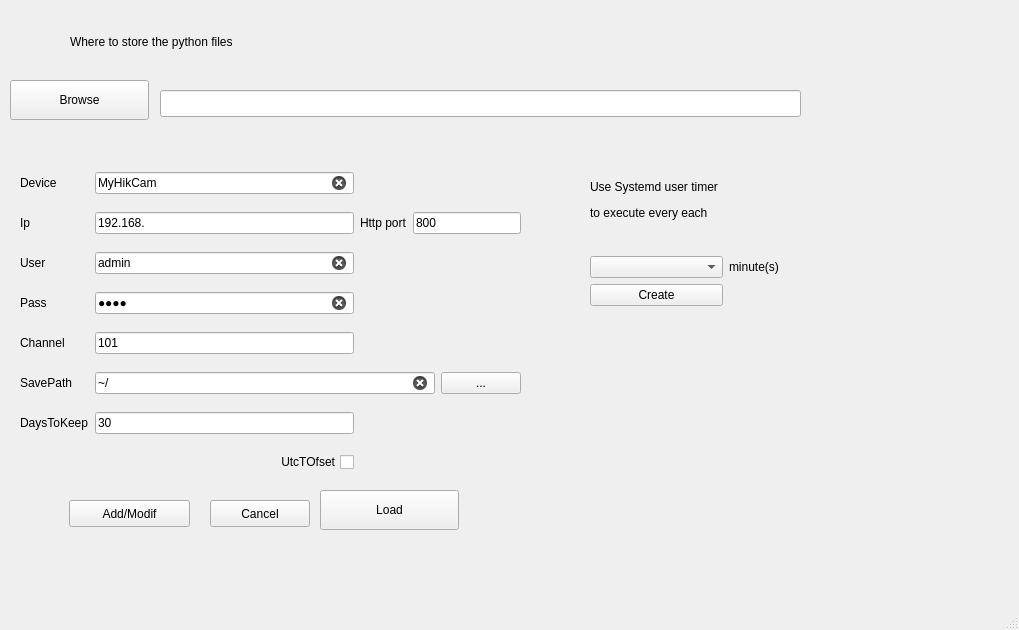
surfzoid/HNEWizard, file wizard.ui: the form before one commit.
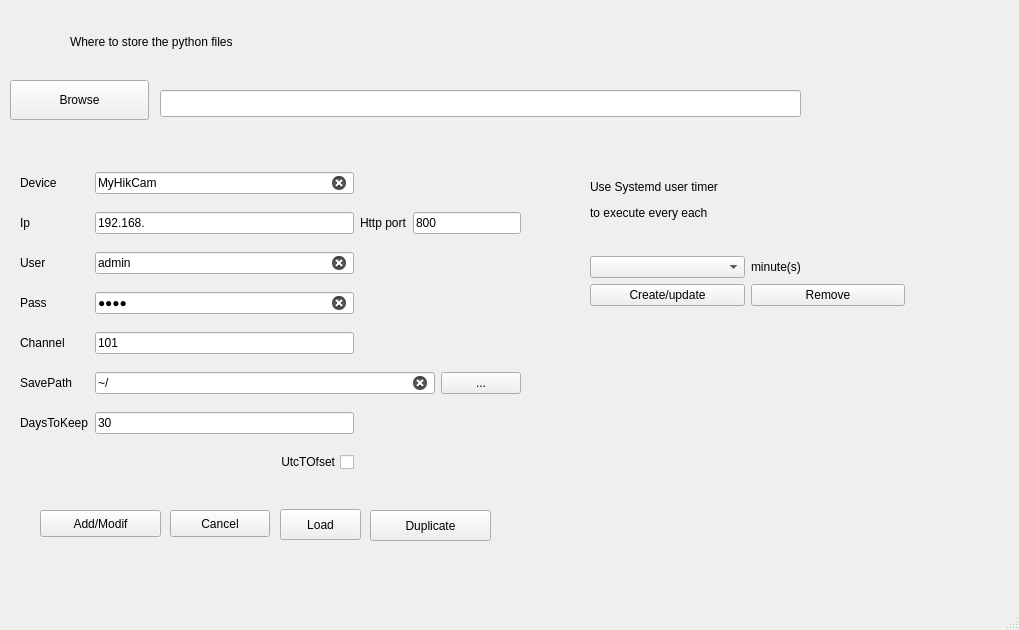
The form after the commit.

Commit message: Timer can be removed

Patch:
```diff
--- a/wizard.ui
+++ b/wizard.ui
@@ -56,8 +56,8 @@
    <widget class="QPushButton" name="BtnAdd">
     <property name="geometry">
      <rect>
-      <x>69</x>
-      <y>500</y>
+      <x>40</x>
+      <y>510</y>
       <width>121</width>
       <height>27</height>
      </rect>
@@ -72,8 +72,8 @@
    <widget class="QPushButton" name="BtnCancel">
     <property name="geometry">
      <rect>
-      <x>210</x>
-      <y>500</y>
+      <x>170</x>
+      <y>510</y>
       <width>100</width>
       <height>27</height>
      </rect>
@@ -88,10 +88,10 @@
    <widget class="QPushButton" name="BtnLoad">
     <property name="geometry">
      <rect>
-      <x>320</x>
-      <y>490</y>
-      <width>139</width>
-      <height>40</height>
+      <x>280</x>
+      <y>509</y>
+      <width>81</width>
+      <height>31</height>
      </rect>
     </property>
     <property name="text">
@@ -286,7 +286,7 @@
      <rect>
       <x>590</x>
       <y>150</y>
-      <width>271</width>
+      <width>315</width>
       <height>156</height>
      </rect>
     </property>
@@ -315,12 +315,32 @@
      <item row="2" column="0">
       <widget class="QPushButton" name="BtnCronCreate">
        <property name="text">
-        <string>Create</string>
+        <string>Create/update</string>
+       </property>
+      </widget>
+     </item>
+     <item row="2" column="1">
+      <widget class="QPushButton" name="BtnDelTimer">
+       <property name="text">
+        <string>Remove</string>
        </property>
       </widget>
      </item>
     </layout>
    </widget>
+   <widget class="QPushButton" name="BtnDuplicate">
+    <property name="geometry">
+     <rect>
+      <x>370</x>
+      <y>510</y>
+      <width>121</width>
+      <height>31</height>
+     </rect>
+    </property>
+    <property name="text">
+     <string>Duplicate</string>
+    </property>
+   </widget>
   </widget>
   <widget class="QMenuBar" name="menubar">
    <property name="geometry">
```
Left out of the diff: 2 changed lines with no effect on the pictures. The commit also changes 2 other files.
